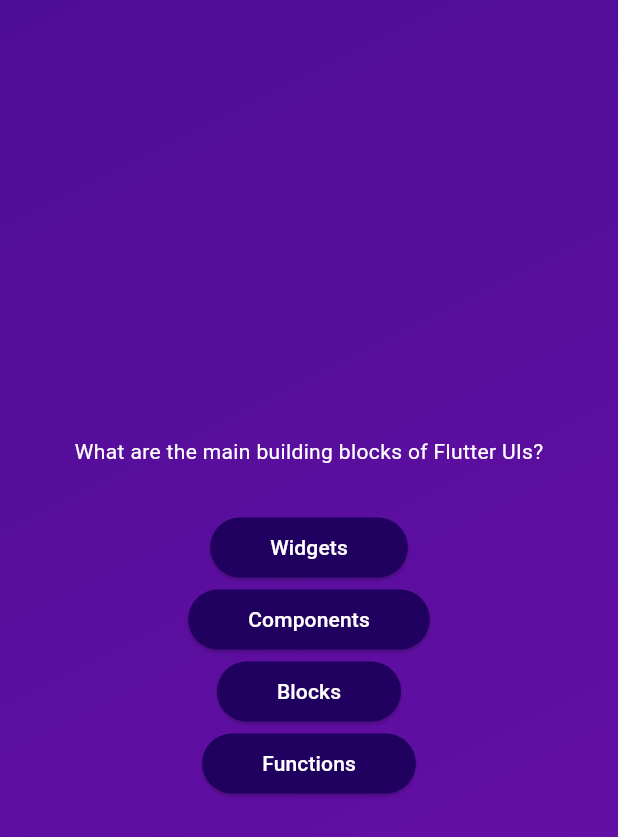
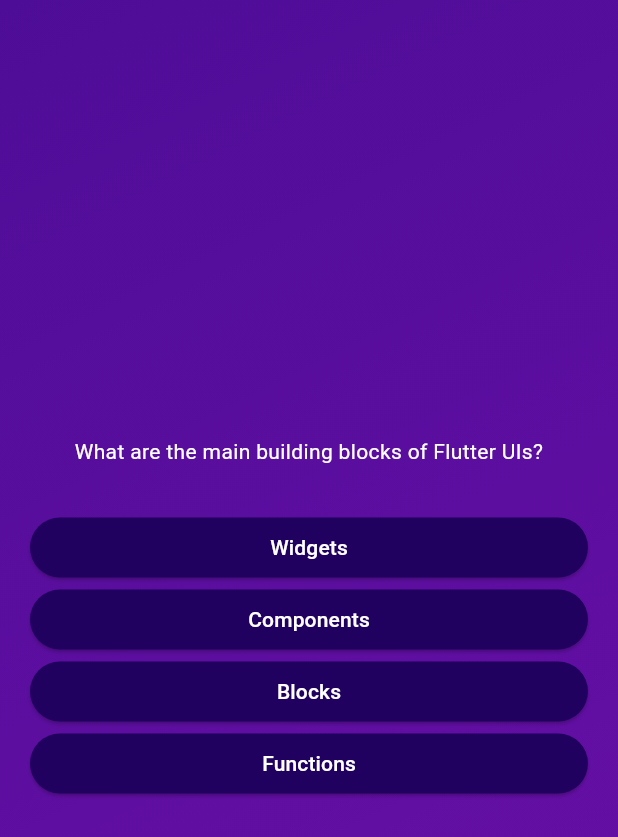
Before and after one commit to adala-wanyande/flutter-quiz-app, a Flutter app: the screen it shows after launch, after a tap on "Start Quiz", on a phone screen of 412 x 824 dp. Shown: the top 837 px of the screen. Run offline on Flutter 3.47's test engine with Material 3 defaults, Android fonts, the phone set to English and light mode, and no system bars.

Commit message:
style: adjust alignment and margin of questions_screen.dart widget

```diff
--- a/lib/questions_screen.dart
+++ b/lib/questions_screen.dart
@@ -17,20 +17,23 @@ class _QuestionsScreenState extends State<QuestionsScreen> {
     final currentQuestion = questions[0];
     return SizedBox(
       width: double.infinity,
-      child: Column(
-        mainAxisAlignment: MainAxisAlignment.center,
-        children: [
-          Column(children: [
+      child: Container(
+        margin: const EdgeInsets.all(20),
+        child: Column(
+          mainAxisAlignment: MainAxisAlignment.center,
+          crossAxisAlignment: CrossAxisAlignment.stretch,
+          children: [
             Text(
               currentQuestion.text,
               style: const TextStyle(color: Colors.white),
+              textAlign: TextAlign.center,
             ),
             const SizedBox(height: 30),
             ...currentQuestion.answers.map((answer) {
               return AnswerButton(answerText: answer, onTap: () {});
             }),
-          ]),
-        ],
+          ],
+        ),
       ),
     );
   }
```
